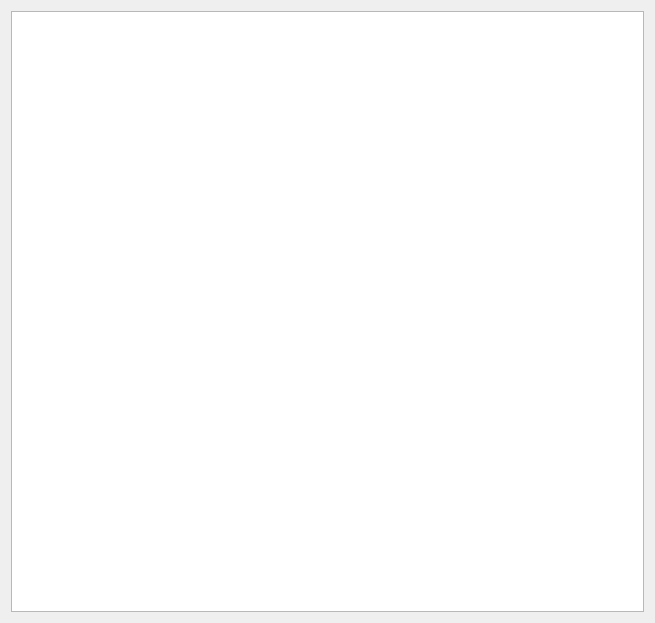
First picture: the form in src/PlayerTablePage.ui, repository simophin/game-matcher-qt, before the edit.
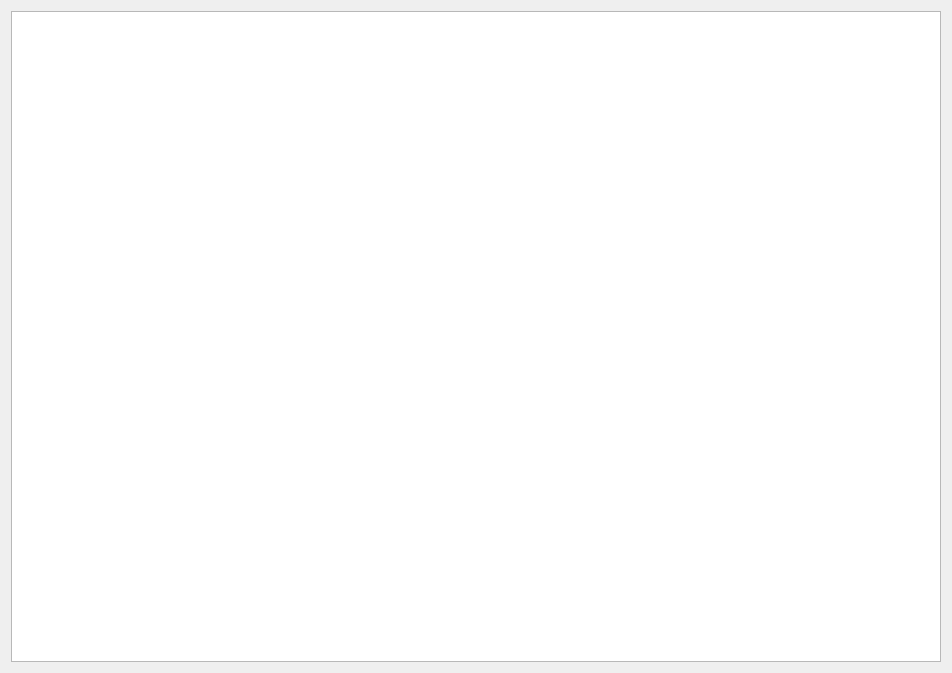
Second picture: the form after the edit.

```diff
--- a/src/PlayerTablePage.ui
+++ b/src/PlayerTablePage.ui
@@ -6,8 +6,8 @@
    <rect>
     <x>0</x>
     <y>0</y>
-    <width>655</width>
-    <height>623</height>
+    <width>952</width>
+    <height>673</height>
    </rect>
   </property>
   <property name="windowTitle">
```
